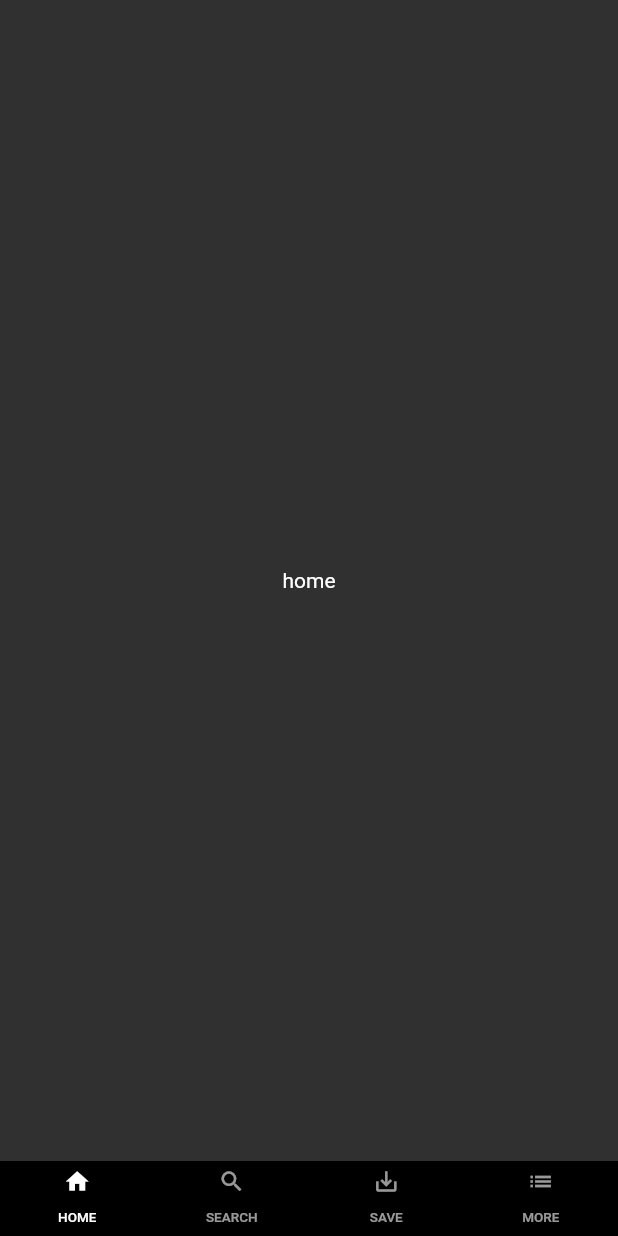
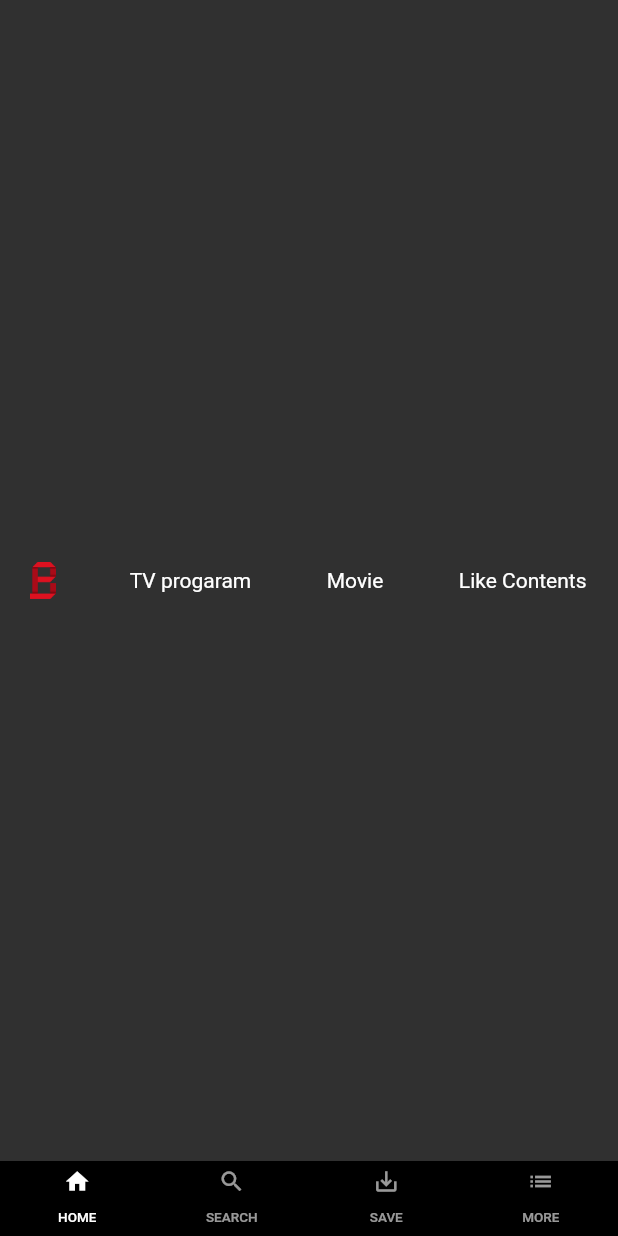
Before and after one commit to rwarou/netflexCloneByFlutter, a Flutter app: the screen it shows after launch, on a phone screen of 412 x 824 dp. Run offline on Flutter 3.47's test engine with Material 2 defaults, Android fonts, the phone set to English and light mode, and no system bars.

Commit message:
홈 화면 상단바 생성

```diff
--- a/lib/main.dart
+++ b/lib/main.dart
@@ -1,4 +1,5 @@
 import 'package:flutter/material.dart';
+import 'package:ncbf/screen/homeScreen.dart';
 import 'package:ncbf/widget/bottomBar.dart';
 
 void main() => runApp(MyApp());
@@ -30,11 +31,7 @@
           body: TabBarView(
             physics: NeverScrollableScrollPhysics(),
             children: <Widget>[
-              Container(
-                child: Center(
-                  child: Text('home'),
-                ),
-              ),
+              HomeScreen(),
               Container(
                 child: Center(
                   child: Text('search'),
--- /dev/null
+++ b/lib/screen/homeScreen.dart
@@ -0,0 +1,69 @@
+import 'package:flutter/material.dart';
+
+class HomeScreen extends StatefulWidget {
+  _HomeScreenState createState() => _HomeScreenState();
+}
+
+class _HomeScreenState extends State<HomeScreen> {
+  @override
+  void initState() {
+    super.initState();
+  }
+
+  @override
+  Widget build(BuildContext context) {
+    return TopBar();
+  }
+}
+
+class TopBar extends StatelessWidget {
+  @override
+  Widget build(BuildContext context) {
+    return Container(
+      padding: EdgeInsets.fromLTRB(20, 7, 20, 7),
+      child: Row(
+        mainAxisAlignment: MainAxisAlignment.spaceBetween,
+        children: <Widget>[
+          Image.asset(
+            'images/bbongflix_logo.png',
+            fit: BoxFit.contain,
+            height: 25,
+          ),
+          Container(
+            padding: EdgeInsets.only(
+              right: 1,
+            ),
+            child: Text(
+              'TV progaram',
+              style: TextStyle(
+                fontSize: 14,
+              ),
+            ),
+          ),
+          Container(
+            padding: EdgeInsets.only(
+              right: 1,
+            ),
+            child: Text(
+              'Movie',
+              style: TextStyle(
+                fontSize: 14,
+              ),
+            ),
+          ),
+          Container(
+            padding: EdgeInsets.only(
+              right: 1,
+            ),
+            child: Text(
+              'Like Contents',
+              style: TextStyle(
+                fontSize: 14,
+              ),
+            ),
+          ),
+        ],
+      ),
+    );
+  }
+}
--- a/pubspec.yaml
+++ b/pubspec.yaml
@@ -45,9 +45,8 @@
   uses-material-design: true
 
   # To add assets to your application, add an assets section, like this:
-  # assets:
-  #   - images/a_dot_burr.jpeg
-  #   - images/a_dot_ham.jpeg
+  assets:
+    - images/bbongflix_logo.png
 
   # An image asset can refer to one or more resolution-specific "variants", see
   # https://flutter.dev/assets-and-images/#resolution-aware.
```
Also changed, not shown: images/bbongflix_logo.png (added).
